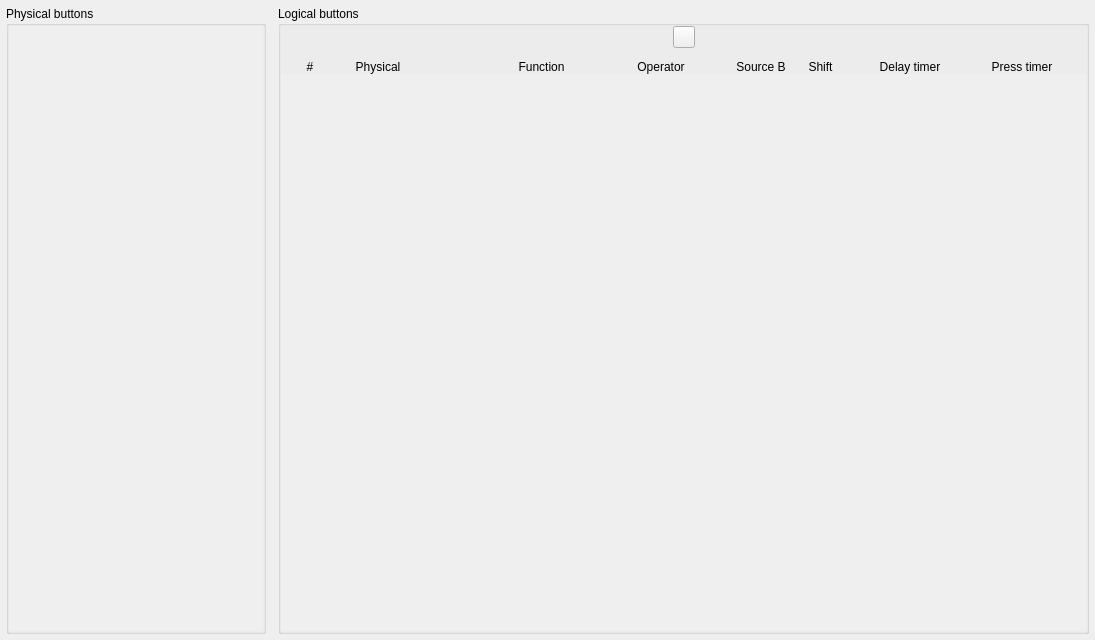
First picture: the form in src/widgets/buttons/buttonconfig.ui, repository anpeaco/FreeJoyXConfiguratorQt, before the edit.
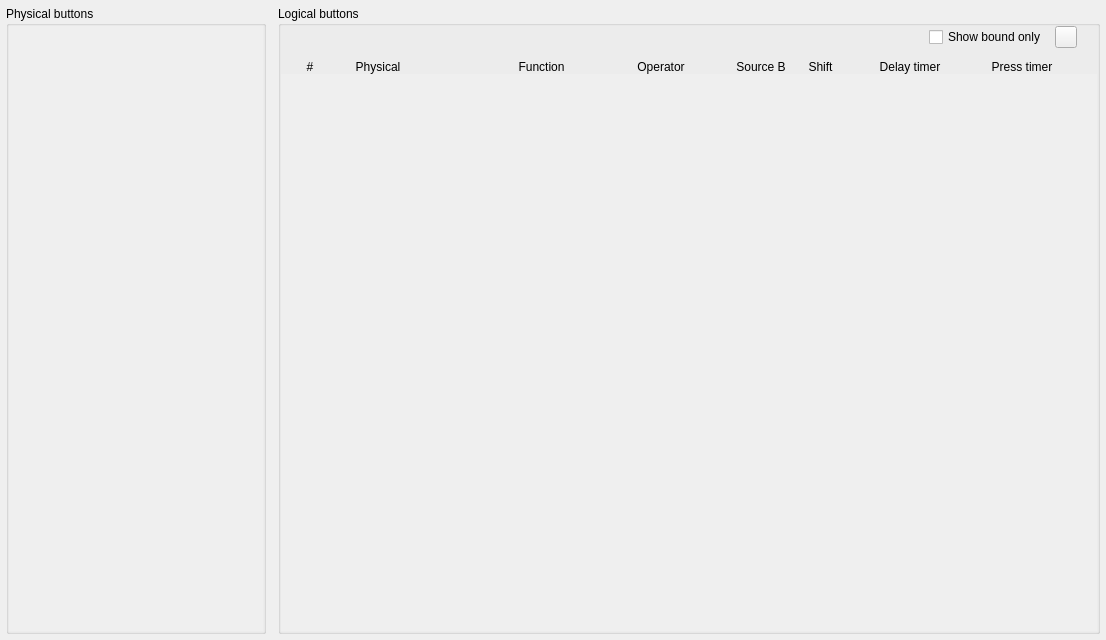
Second picture: the form after the edit. Icons and pictures are not drawn.

Commit message:
ui(buttons): "Show bound only" filter for the logical buttons table
Adds a default-on "Show bound only" toggle to the Logical buttons table: it
hides unbound rows, keeps a single trailing empty row so a new binding can be
added, auto-extends the sequence as rows fill, and scrolls a newly-revealed
row into view (flushing pending layout so the scroll range is current). Tidies
and right-aligns the top bar (Reset + the new toggle) and aligns it with the
Press-timer column; pins rows to the top so a lone row no longer floats to the
middle.

```diff
--- a/src/widgets/buttons/buttonconfig.ui
+++ b/src/widgets/buttons/buttonconfig.ui
@@ -19,7 +19,11 @@
   <property name="windowTitle">
    <string notr="true">Form</string>
   </property>
-  <layout class="QGridLayout" name="gridLayout" columnstretch="5,10">
+  <!-- columnstretch 1,0,0,1: the physical (col1) + logical (col2) groups size
+       to their content; the empty spacer columns 0 and 3 absorb any excess
+       window width, centering the whole button area on wide/ultrawide screens.
+       The natural max width is the sum of the two groups' size hints. -->
+  <layout class="QGridLayout" name="gridLayout" columnstretch="1,0,0,1">
    <property name="leftMargin">
     <number>6</number>
    </property>
@@ -35,7 +39,7 @@
    <property name="horizontalSpacing">
     <number>12</number>
    </property>
-   <item row="0" column="1">
+   <item row="0" column="2">
     <widget class="QGroupBox" name="groupBox_LogicalButtons">
      <property name="title">
       <string>Logical buttons</string>
@@ -193,6 +197,12 @@
           <verstretch>0</verstretch>
          </sizepolicy>
         </property>
+        <!-- Scrollbar gutter: keeps ~scrollbar width on the right once the group
+             is capped to its content width, so the vertical scrollbar doesn't
+             overlap the Press timer column. -->
+        <property name="minimumSize">
+         <size><width>18</width><height>0</height></size>
+        </property>
         <property name="text">
          <string/>
         </property>
@@ -390,10 +400,14 @@
            "Clear All" text; relocated to sit immediately after the
            auto-set Info icon, rendered as a square reset-glyph icon
            button to match the calibration column's Reset button. -->
-      <item row="0" column="0" colspan="15">
-       <layout class="QHBoxLayout" name="horizontalLayout_7" stretch="1,0,1">
+      <!-- colspan 14 (not 15): spans the fixed data columns 0-13 only, so the
+           right-aligned filter/reset controls end at the Press timer column's
+           right edge rather than out in the expanding column-14 scrollbar
+           gutter. -->
+      <item row="0" column="0" colspan="14">
+       <layout class="QHBoxLayout" name="horizontalLayout_7" stretch="1,0,0">
         <property name="spacing">
-         <number>6</number>
+         <number>8</number>
         </property>
         <property name="leftMargin">
          <number>0</number>
@@ -414,7 +428,17 @@
           </property>
          </spacer>
         </item>
-        <item>
+        <item alignment="Qt::AlignVCenter">
+         <widget class="QCheckBox" name="checkBox_ShowBoundOnly">
+          <property name="toolTip">
+           <string>Show only rows with a physical button assigned, plus one empty row to add the next binding.</string>
+          </property>
+          <property name="text">
+           <string>Show bound only</string>
+          </property>
+         </widget>
+        </item>
+        <item alignment="Qt::AlignVCenter">
          <widget class="QPushButton" name="pushButton_ClearAllLogical">
           <property name="sizePolicy">
            <sizepolicy hsizetype="Fixed" vsizetype="Fixed">
@@ -439,19 +463,6 @@
           <property name="default"><bool>false</bool></property>
          </widget>
         </item>
-        <item>
-         <spacer name="horizontalSpacer_8">
-          <property name="orientation">
-           <enum>Qt::Horizontal</enum>
-          </property>
-          <property name="sizeHint" stdset="0">
-           <size>
-            <width>40</width>
-            <height>20</height>
-           </size>
-          </property>
-         </spacer>
-        </item>
        </layout>
       </item>
       <item row="2" column="0" colspan="15">
@@ -501,6 +512,12 @@
     </widget>
    </item>
    <item row="0" column="0">
+    <spacer name="horizontalSpacer_CenterL">
+     <property name="orientation"><enum>Qt::Horizontal</enum></property>
+     <property name="sizeHint" stdset="0"><size><width>0</width><height>0</height></size></property>
+    </spacer>
+   </item>
+   <item row="0" column="1">
     <widget class="QGroupBox" name="groupBox_PhysicalButtons">
      <property name="sizePolicy">
       <sizepolicy hsizetype="Fixed" vsizetype="Expanding">
@@ -569,6 +586,12 @@
      </layout>
     </widget>
    </item>
+   <item row="0" column="3">
+    <spacer name="horizontalSpacer_CenterR">
+     <property name="orientation"><enum>Qt::Horizontal</enum></property>
+     <property name="sizeHint" stdset="0"><size><width>0</width><height>0</height></size></property>
+    </spacer>
+   </item>
   </layout>
  </widget>
  <customwidgets>
```
The commit also changes 3 other files.
